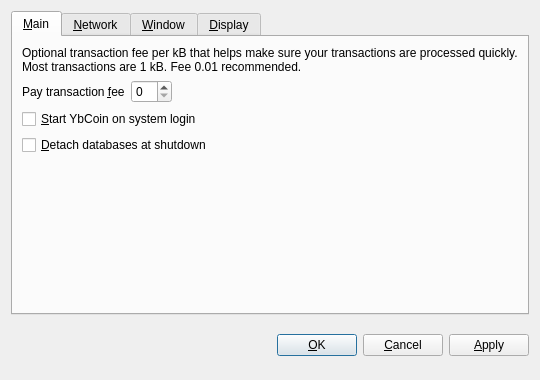
The window that src/qt/forms/optionsdialog.ui (ybcoin/ybcoin) describes before a commit, drawn with Qt 5.
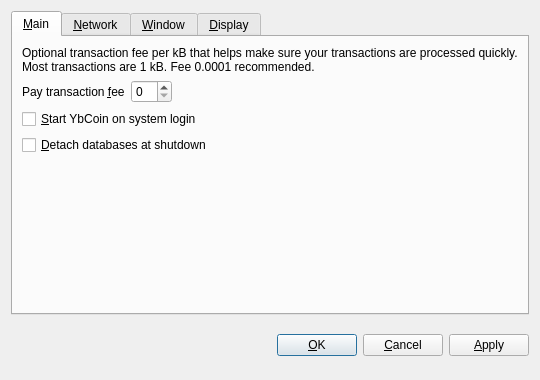
The same window after the commit. Custom widgets are drawn as their Qt base class.

```diff
--- a/src/qt/forms/optionsdialog.ui
+++ b/src/qt/forms/optionsdialog.ui
@@ -33,7 +33,7 @@
        <item>
         <widget class="QLabel" name="transactionFeeInfoLabel">
          <property name="text">
-          <string>Optional transaction fee per kB that helps make sure your transactions are processed quickly. Most transactions are 1 kB. Fee 0.01 recommended.</string>
+          <string>Optional transaction fee per kB that helps make sure your transactions are processed quickly. Most transactions are 1 kB. Fee 0.0001 recommended.</string>
          </property>
          <property name="textFormat">
           <enum>Qt::PlainText</enum>
```
